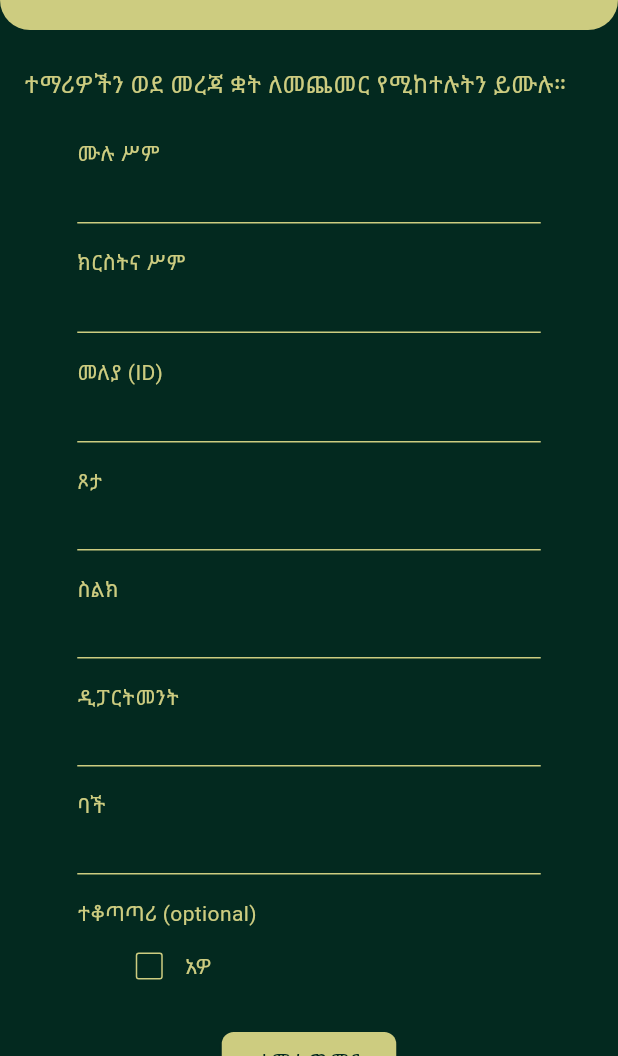
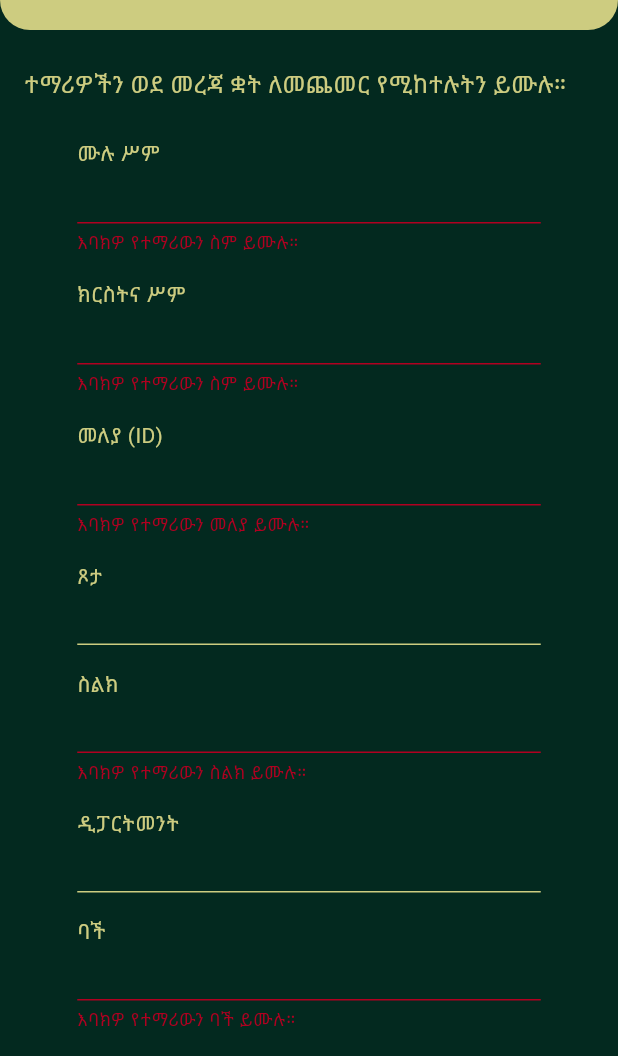
Before and after one commit to mussie-alemayehu/4k_gbi_gubae, a Flutter app: the NewStudentScreen screen opened by its route, after a tap on "ተማሪ ጨምር", on a phone screen of 412 x 824 dp, the part 180-1236 px from its top. Run offline on Flutter 3.47's test engine with Material 3 defaults, Android fonts, the phone set to English and light mode, and no system bars.

Commit message:
add input validators

```diff
--- a/lib/screens/new_student_screen.dart
+++ b/lib/screens/new_student_screen.dart
@@ -1,6 +1,7 @@
 import 'package:flutter/material.dart';
 
 import '../widgets/custom_app_bar.dart';
+import '../services/input_validators.dart' as validators;
 
 class NewStudentScreen extends StatefulWidget {
   static const routeName = '/new_student';
@@ -49,14 +50,17 @@ class _NewStudentScreenState extends State<NewStudentScreen> {
                       _inputField(
                         context: context,
                         title: 'ሙሉ ሥም',
+                        validator: validators.nameValidator,
                       ),
                       _inputField(
                         context: context,
                         title: 'ክርስትና ሥም',
+                        validator: validators.nameValidator,
                       ),
                       _inputField(
                         context: context,
                         title: 'መለያ (ID)',
+                        validator: validators.idValidator,
                       ),
                       _inputField(
                         context: context,
@@ -66,6 +70,7 @@ class _NewStudentScreenState extends State<NewStudentScreen> {
                       _inputField(
                         context: context,
                         title: 'ስልክ',
+                        validator: validators.phoneValidator,
                       ),
                       // TODO: covert to dropdown menu
                       _inputField(
@@ -75,6 +80,7 @@ class _NewStudentScreenState extends State<NewStudentScreen> {
                       _inputField(
                         context: context,
                         title: 'ባች',
+                        validator: validators.batchValidator,
                       ),
                       Text(
                         'ተቆጣጣሪ (optional)',
--- /dev/null
+++ b/lib/services/input_validators.dart
@@ -0,0 +1,78 @@
+import 'package:flutter/material.dart';
+
+String? nameValidator(String? value) {
+  debugPrint('validating name');
+  if (value == null || value.isEmpty) {
+    return 'እባክዎ የተማሪውን ስም ይሙሉ።';
+  }
+  // TODO: if we are entering the names of the students in English characters,
+  // we can use the following validator. Otherwise, it will be removed
+
+  // if (!RegExp(r'^[a-zA-Z ]+$').hasMatch(value)) {
+  //   return 'Please enter a valid name.';
+  // }
+  return null;
+}
+
+String? phoneValidator(String? value) {
+  if (value == null || value.isEmpty) {
+    return 'እባክዎ የተማሪውን ስልክ ይሙሉ።';
+  }
+  if (!RegExp(r'^(0|\+251)[0-9]{9}$').hasMatch(value)) {
+    return 'ያስገቡት ስልክ ትክክል አይደለም።';
+  }
+  return null;
+}
+
+String? idValidator(String? value) {
+  if (value == null || value.isEmpty) {
+    return 'እባክዎ የተማሪውን መለያ ይሙሉ።';
+  }
+  // convert received value to uppercase to achieve case insensitivity
+  value = value.toUpperCase();
+  if (!RegExp(r'^(UGR|NSR)/[0-9]{4}/[0-9]{2}$').hasMatch(value)) {
+    return 'ያስገቡት መለያ ትክክል አይደለም።';
+  }
+  return null;
+}
+
+String? batchValidator(String? value) {
+  if (value == null || value.isEmpty) {
+    return 'እባክዎ የተማሪውን ባች ይሙሉ።';
+  }
+  if (!RegExp(r'^2[0-9]{3}$').hasMatch(value)) {
+    return 'ያስገቡት ባች ትክክል አይደለም።';
+  }
+  return null;
+}
+
+// this validator may be used later
+// TODO: to be removed if not used
+
+// String? passwordValidator(String? value) {
+//   if (value == null || value.isEmpty) {
+//     return 'Please enter a password';
+//   }
+//   if (value.length < 8) {
+//     return 'Password must be at least 8 characters long';
+//   }
+//   if (!RegExp(r'^(?=.*[A-Z])').hasMatch(value)) {
+//     return 'Must contain at least one uppercase letter';
+//   }
+//   if (!RegExp('(?=.*[a-z])').hasMatch(value)) {
+//     return 'Must contain at least one lowercase letter';
+//   }
+//   if (!RegExp('(?=.*[0-9])').hasMatch(value)) {
+//     return 'Must contain at least one number';
+//   }
+//   if (!RegExp('(?=.*[!@#\$%^&*])').hasMatch(value)) {
+//     return 'Must contain at least one special character';
+//   }
+//   return null;
+// }
+
+// void main() {
+//   const batch = '2999';
+
+//   print(batchValidator(batch));
+// }
```
